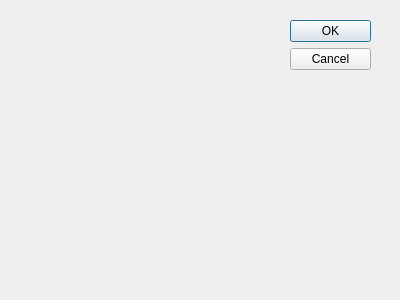
Before: the Qt Designer form ComfortableCinema/settings.ui in Eryk07/ZTPR, drawn with Qt 5.
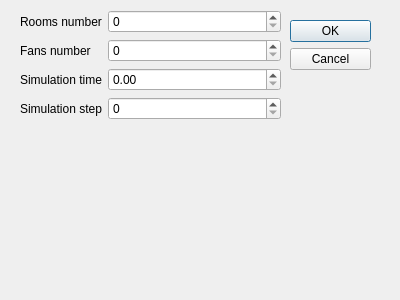
After: the same form once the commit is applied.

Commit message: add settings form of fields, declare conditons structure

Patch:
```diff
--- a/ComfortableCinema/settings.ui
+++ b/ComfortableCinema/settings.ui
@@ -31,6 +31,58 @@
     <set>QDialogButtonBox::Cancel|QDialogButtonBox::Ok</set>
    </property>
   </widget>
+  <widget class="QWidget" name="formLayoutWidget">
+   <property name="geometry">
+    <rect>
+     <x>20</x>
+     <y>10</y>
+     <width>261</width>
+     <height>281</height>
+    </rect>
+   </property>
+   <layout class="QFormLayout" name="formLayout">
+    <item row="0" column="0">
+     <widget class="QLabel" name="roomsNumberLabel">
+      <property name="text">
+       <string>Rooms number</string>
+      </property>
+     </widget>
+    </item>
+    <item row="0" column="1">
+     <widget class="QSpinBox" name="spinRooms"/>
+    </item>
+    <item row="1" column="0">
+     <widget class="QLabel" name="fansNumberLabel">
+      <property name="text">
+       <string>Fans number</string>
+      </property>
+     </widget>
+    </item>
+    <item row="1" column="1">
+     <widget class="QSpinBox" name="spinFansCount"/>
+    </item>
+    <item row="2" column="0">
+     <widget class="QLabel" name="simulationTimeLabel">
+      <property name="text">
+       <string>Simulation time</string>
+      </property>
+     </widget>
+    </item>
+    <item row="2" column="1">
+     <widget class="QDoubleSpinBox" name="doubleSpinSimTime"/>
+    </item>
+    <item row="3" column="0">
+     <widget class="QLabel" name="simulationStepLabel">
+      <property name="text">
+       <string>Simulation step</string>
+      </property>
+     </widget>
+    </item>
+    <item row="3" column="1">
+     <widget class="QSpinBox" name="simulationStepSpinBox"/>
+    </item>
+   </layout>
+  </widget>
  </widget>
  <pixmapfunction/>
  <resources/>
```
Left out of the diff: 5 changed lines with no effect on the pictures. The commit also changes 7 other files.
